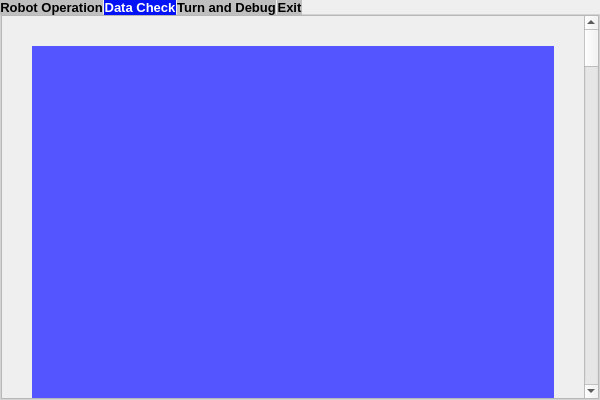
Qt form views/ui/mainwindow.ui (Erjomee/AM_GUI) before a commit.
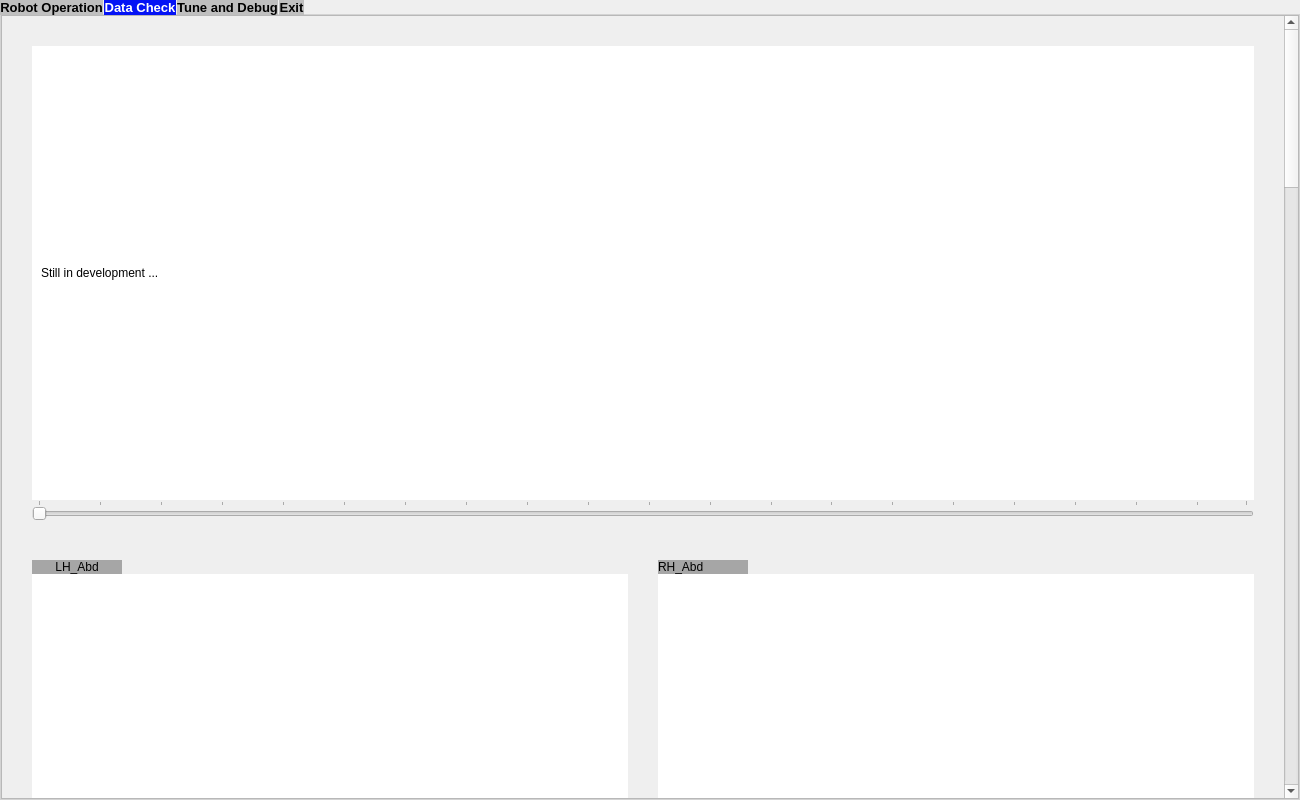
The same form after that commit. The open tabs and pages were chosen to show the change. Icons and pictures are not drawn.

```diff
--- a/views/ui/mainwindow.ui
+++ b/views/ui/mainwindow.ui
@@ -9,8 +9,8 @@
    <rect>
     <x>0</x>
     <y>0</y>
-    <width>600</width>
-    <height>400</height>
+    <width>1300</width>
+    <height>800</height>
    </rect>
   </property>
   <property name="sizePolicy">
@@ -21,8 +21,8 @@
   </property>
   <property name="minimumSize">
    <size>
-    <width>600</width>
-    <height>400</height>
+    <width>1300</width>
+    <height>800</height>
    </size>
   </property>
   <property name="font">
@@ -1694,8 +1694,8 @@
        <property name="geometry">
         <rect>
          <x>0</x>
-         <y>-3379</y>
-         <width>583</width>
+         <y>0</y>
+         <width>1283</width>
          <height>3750</height>
         </rect>
        </property>
@@ -1726,9 +1726,29 @@
           <property name="styleSheet">
            <string notr="true">QWidget{
 
-	background-color: rgb(85, 85, 255);
+	background-color: white ;
+	
 }</string>
           </property>
+          <layout class="QHBoxLayout" name="horizontalLayout_14">
+           <item>
+            <widget class="QLabel" name="label_29">
+             <property name="styleSheet">
+              <string notr="true">QLabel{
+
+	color : black;
+	
+	font: 18pt &quot;MS Shell Dlg 2&quot;;
+
+
+}</string>
+             </property>
+             <property name="text">
+              <string>Still in development ...</string>
+             </property>
+            </widget>
+           </item>
+          </layout>
          </widget>
         </item>
         <item>
@@ -2474,7 +2494,7 @@
   </widget>
   <widget class="QWidget" name="TurnandDebug">
    <attribute name="title">
-    <string>Turn and Debug</string>
+    <string>Tune and Debug</string>
    </attribute>
    <layout class="QHBoxLayout" name="horizontalLayout_10">
     <item>
```
Left out of the diff: 10 changed lines with no effect on the pictures.
